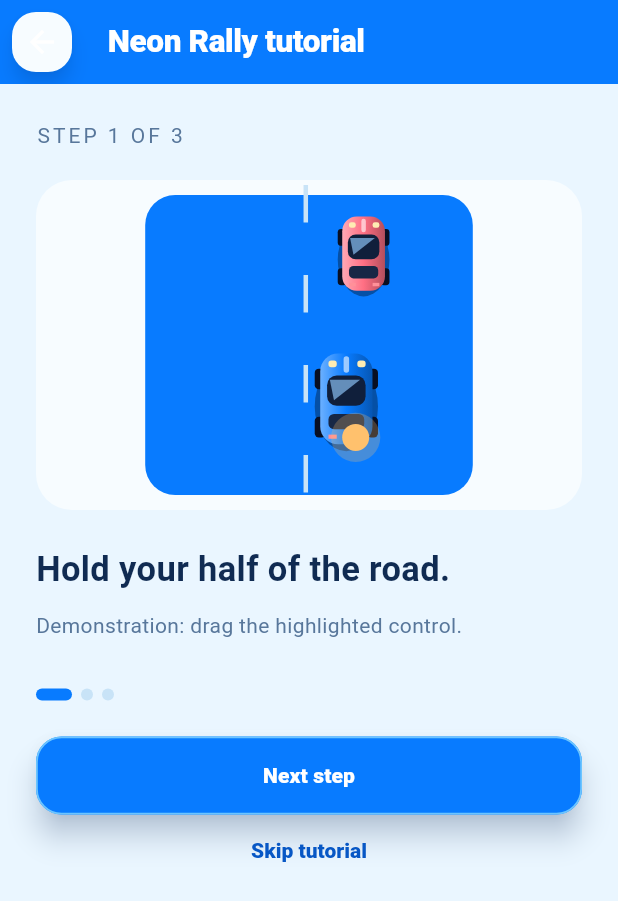
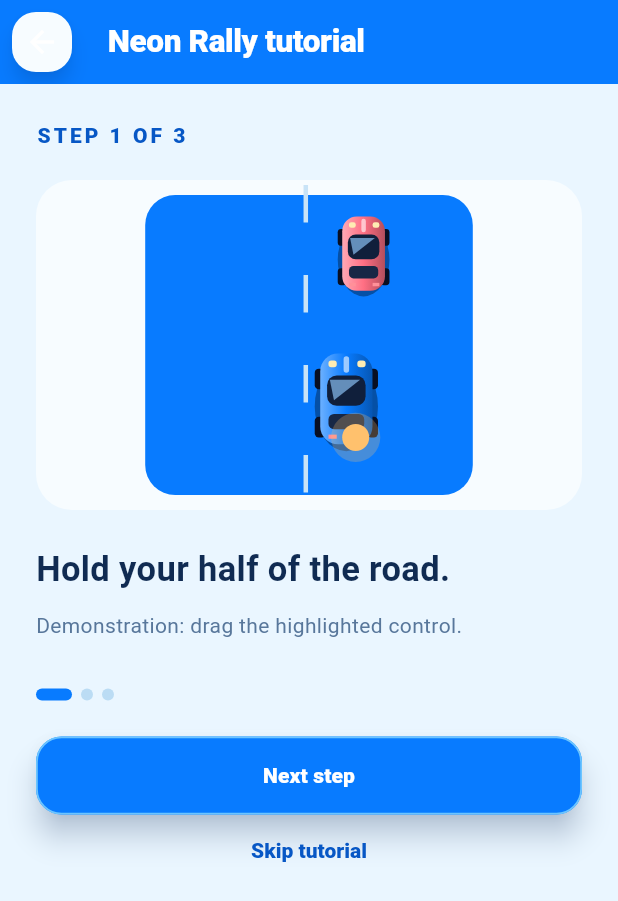
Before and after one commit to aminemtar/joy, a Flutter app: the GameTutorial screen opened directly with empty values, on a phone screen of 412 x 824 dp. Shown: the top 901 px of the screen. Run offline on Flutter 3.47's test engine with Material 3 defaults, Android fonts, the phone set to English and light mode, and no system bars; our stand-ins replace audioplayers, shared_preferences, web; missing offline and left inert: dart:js_interop; accounts and stored records are empty; statements that could not run were skipped.

Commit message:
Apply blue 3D system to tutorial.dart

```diff
--- a/lib/tutorial.dart
+++ b/lib/tutorial.dart
@@ -236,7 +236,7 @@
           children: [
             Text(
               'STEP ${step + 1} OF 3',
-              style: const TextStyle(color: JoyTheme.muted, letterSpacing: 2),
+              style: const TextStyle(color: JoyTheme.accentDeep, letterSpacing: 2, fontWeight: FontWeight.w900),
             ),
             const SizedBox(height: 20),
             SizedBox(
@@ -275,7 +275,7 @@
                       width: i == step ? 24 : 8,
                       height: 8,
                       decoration: BoxDecoration(
-                        color: i == step ? JoyTheme.accent : JoyTheme.border,
+                        color: i == step ? JoyTheme.accent : const Color(0xFFBBDCF4),
                         borderRadius: BorderRadius.circular(8),
                       ),
                     ),
```
